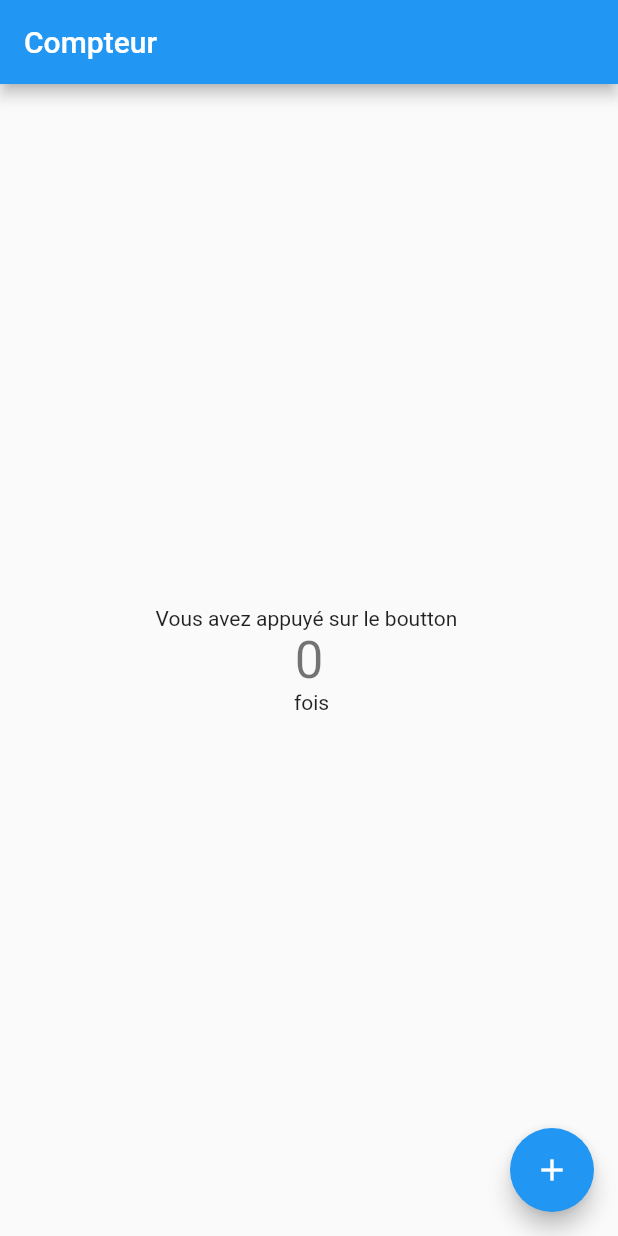
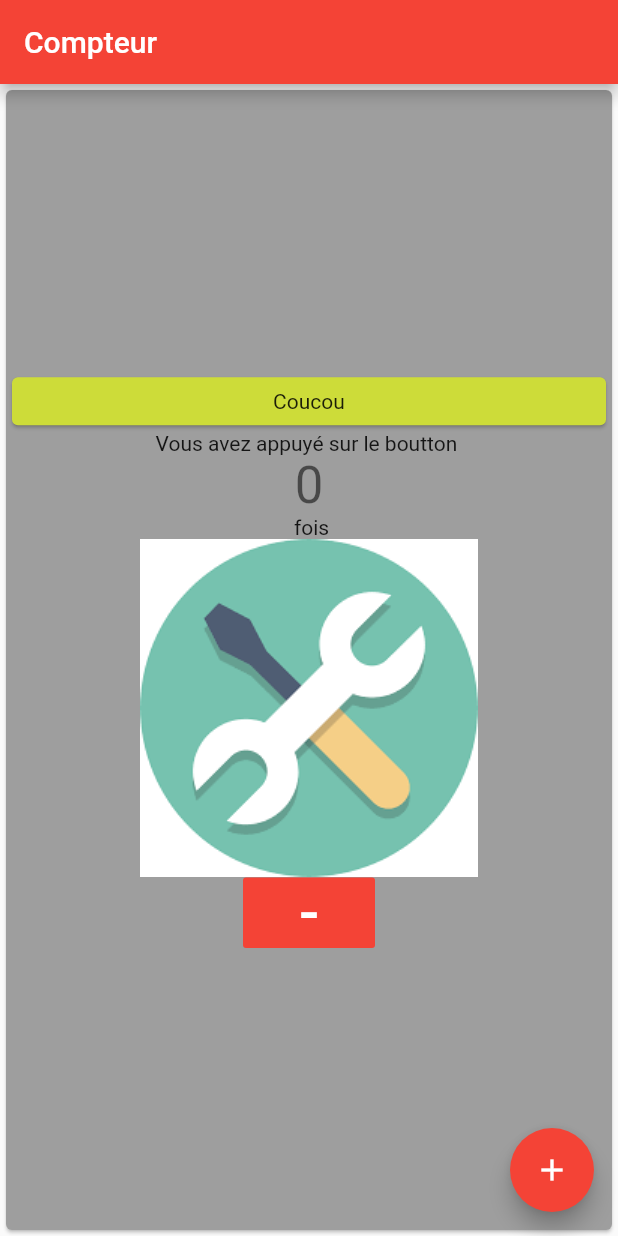
Before and after one commit to FBanitz/project-1-flutter, a Flutter app: the screen it shows after launch, on a phone screen of 412 x 824 dp. Run offline on Flutter 3.47's test engine with Material 2 defaults, Android fonts, the phone set to English and light mode, and no system bars.

```diff
--- a/lib/main.dart
+++ b/lib/main.dart
@@ -18,7 +18,7 @@ class MyApp extends StatelessWidget {
         // or simply save your changes to "hot reload" in a Flutter IDE).
         // Notice that the counter didn't reset back to zero; the application
         // is not restarted.
-        primarySwatch: Colors.blue,
+        primarySwatch: Colors.red,
       ),
       home: MyHomePage(title: 'Compteur'),
     );
@@ -57,6 +57,17 @@ class _MyHomePageState extends State<MyHomePage> {
     });
   }
 
+  void _decrementCounter() {
+    setState(() {
+      // This call to setState tells the Flutter framework that something has
+      // changed in this State, which causes it to rerun the build method below
+      // so that the display can reflect the updated values. If we changed
+      // _counter without calling setState(), then the build method would not be
+      // called again, and so nothing would appear to happen.
+      _counter--;
+    });
+  }
+
   @override
   Widget build(BuildContext context) {
     // This method is rerun every time setState is called, for instance as done
@@ -71,7 +82,9 @@ class _MyHomePageState extends State<MyHomePage> {
         // the App.build method, and use it to set our appbar title.
         title: Text(widget.title),
       ),
-      body: Center(
+      body: Card(
+        color: Colors.grey,
+        child: Center(
           // Center is a layout widget. It takes a single child and positions it
           // in the middle of the parent.
           child: Column(
@@ -91,6 +104,14 @@ class _MyHomePageState extends State<MyHomePage> {
             // horizontal).
             mainAxisAlignment: MainAxisAlignment.center,
             children: <Widget>[
+              Container(
+                width: double.infinity,
+                height: 40,
+                child: Card(
+                  child: Center(child: Text('Coucou')),
+                  color: Colors.lime
+                  ),
+              ),
               Text(
                 'Vous avez appuyé sur le boutton ',
               ),
@@ -100,15 +121,23 @@ class _MyHomePageState extends State<MyHomePage> {
               ),
               Text(
                 ' fois',
+
               ),
+              Image.asset('images/index.png'),
+              FlatButton(
+                color: Colors.red,
+                child: Text('-',style:TextStyle(fontSize: 40,color: Colors.white)), onPressed: () {_decrementCounter();},),
+
             ],
+          ),
         ),
       ),
       floatingActionButton: FloatingActionButton(
         onPressed: _incrementCounter,
         tooltip: 'Increment',
         child: Icon(Icons.add),
-      ), // This trailing comma makes auto-formatting nicer for build methods.
+      ),
+       // This trailing comma makes auto-formatting nicer for build methods],
     );
   }
 }
```
Also changed, not shown: pubspec.yaml (+7 -1 lines), images/index.png (added), 2 other files. Lines whose indentation alone changed are shown as unchanged.
